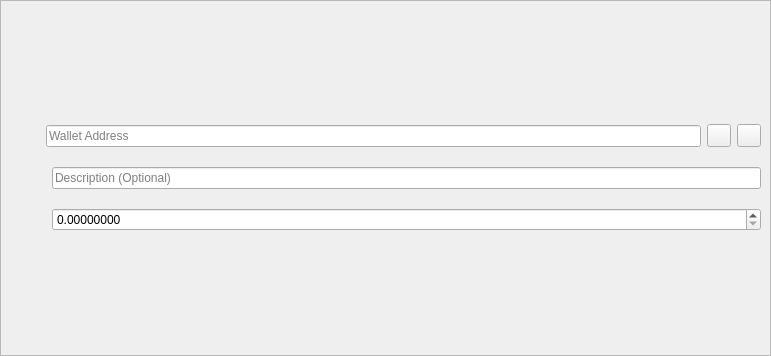
Qt form src/qt/forms/sendcoinsentry.ui (pedrorv0106/DAPS) before a commit.
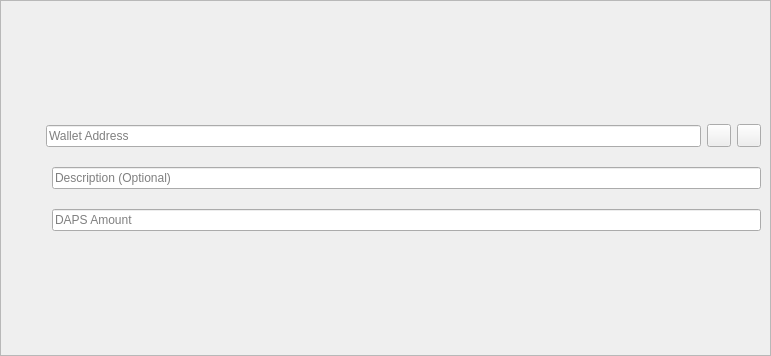
The same form after that commit. Icons and pictures are not drawn. Custom widgets are drawn as their Qt base class.

Commit message: change amount field to use qlineedit to have placeholder text

Patch:
```diff
--- a/src/qt/forms/sendcoinsentry.ui
+++ b/src/qt/forms/sendcoinsentry.ui
@@ -155,12 +155,9 @@
          </widget>
         </item>
         <item>
-         <widget class="QDoubleSpinBox" name="payAmount">
-          <property name="decimals">
-           <number>8</number>
-          </property>
-          <property name="maximum">
-           <double>999999999.000000000000000</double>
+         <widget class="QLineEdit" name="payAmount">
+          <property name="placeholderText">
+           <string>DAPS Amount</string>
           </property>
          </widget>
         </item>
```
The commit also changes 3 other files.
